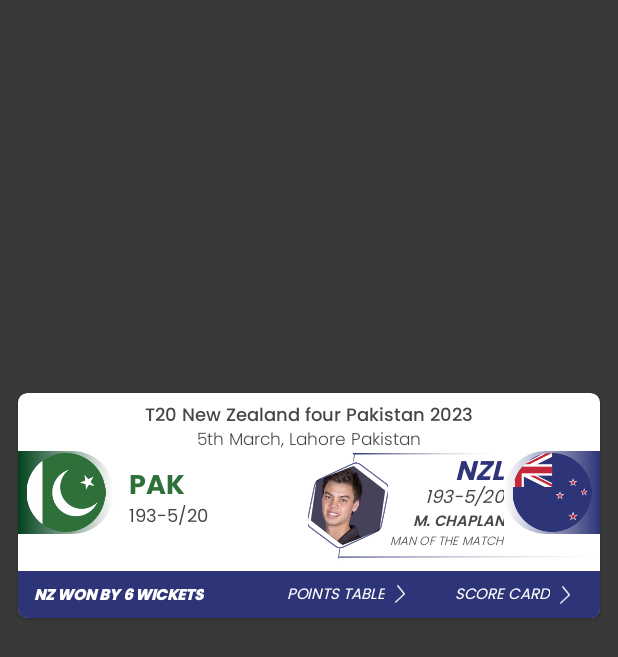
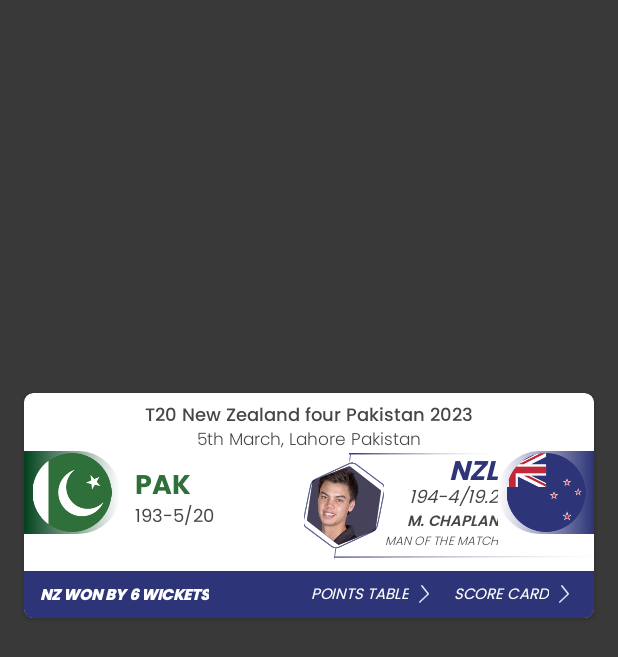
Before and after one commit to MesumAli2/CricApp, an Android app: the screen it shows after launch (MainActivity), on a phone screen of 412 x 824 dp. Shown: the top 657 px of the screen. Run offline under Robolectric (Android 15) with nearby library versions, the phone set to English and light mode, and no system bars.

Commit message:
ui updates 7

```diff
--- a/app/src/main/AndroidManifest.xml
+++ b/app/src/main/AndroidManifest.xml
@@ -7,7 +7,7 @@
         android:dataExtractionRules="@xml/data_extraction_rules"
         android:fullBackupContent="@xml/backup_rules"
         android:icon="@mipmap/ic_launcher"
-        android:label="@string/app_name"
+        android:label="Blitz Cric"
         android:supportsRtl="true"
         android:theme="@style/Theme.Blitzcric"
         tools:targetApi="31">
--- a/app/src/main/java/com/mesum/blitzcric/MainActivity.kt
+++ b/app/src/main/java/com/mesum/blitzcric/MainActivity.kt
@@ -4,6 +4,7 @@ package com.mesum.blitzcric
 import android.content.Intent
 import android.os.Bundle
 import androidx.appcompat.app.AppCompatActivity
+import androidx.appcompat.app.AppCompatDelegate
 import androidx.cardview.widget.CardView
 
 
@@ -11,6 +12,7 @@ class MainActivity : AppCompatActivity() {
     override fun onCreate(savedInstanceState: Bundle?) {
         super.onCreate(savedInstanceState)
         setContentView(R.layout.activity_main)
+        AppCompatDelegate.setDefaultNightMode(AppCompatDelegate.MODE_NIGHT_NO);
 
         findViewById<CardView>(R.id.main_card).setOnClickListener {
 
--- a/app/src/main/java/com/mesum/blitzcric/TeamActivity.kt
+++ b/app/src/main/java/com/mesum/blitzcric/TeamActivity.kt
@@ -9,6 +9,7 @@ import android.view.ViewGroup
 import android.widget.LinearLayout
 import android.widget.TextView
 import androidx.appcompat.app.AppCompatActivity
+import androidx.appcompat.app.AppCompatDelegate
 import androidx.core.content.res.ResourcesCompat
 import androidx.viewpager.widget.ViewPager
 import com.google.android.material.tabs.TabLayout
@@ -23,6 +24,7 @@ class TeamActivity : AppCompatActivity() {
 
     override fun onCreate(savedInstanceState: Bundle?) {
         super.onCreate(savedInstanceState)
+        AppCompatDelegate.setDefaultNightMode(AppCompatDelegate.MODE_NIGHT_NO);
 
         binding = ActivityTeamBinding.inflate(layoutInflater)
         setContentView(binding.root)
--- /dev/null
+++ b/app/src/main/res/drawable/selcted_ll.xml
@@ -0,0 +1,7 @@
+<?xml version="1.0" encoding="utf-8"?>
+<!-- cardview_background.xml -->
+<shape xmlns:android="http://schemas.android.com/apk/res/android">
+
+    <solid android:color="#2e3578" /> <!-- Replace with your desired color -->
+    <corners android:radius="6dp" />
+</shape>
--- a/app/src/main/res/layout/activity_main.xml
+++ b/app/src/main/res/layout/activity_main.xml
@@ -13,9 +13,12 @@
         android:id="@+id/main_card"
         android:layout_width="match_parent"
         android:layout_height="150dp"
+
+
+        android:background="@drawable/selcted_ll"
         android:layout_marginBottom="150dp"
         app:cardCornerRadius="6dp"
-        android:layout_marginHorizontal="12dp"
+        android:layout_marginHorizontal="16dp"
         app:layout_constraintBottom_toBottomOf="parent"
         app:layout_constraintEnd_toEndOf="parent"
         app:layout_constraintStart_toStartOf="parent"
@@ -191,7 +194,7 @@ android:layout_marginTop="-3dp"
                     android:layout_width="wrap_content"
                     android:layout_height="17dp"
                     android:fontFamily="@font/poppins_italic"
-                    android:text="193-5/20"
+                    android:text="194-4/19.2"
                     android:gravity="center_horizontal"
                     android:layout_gravity="end"
                     android:textColor="#464646"
@@ -215,13 +218,16 @@ android:layout_marginTop="-3dp"
 
 
                 <TextView
-                    android:layout_width="77dp"
+                    android:layout_width="wrap_content"
                     android:layout_height="11dp"
                     android:textStyle="italic"
                     android:textSize="8sp"
                     android:fontFamily="@font/poppins_light_italic"
                     android:textColor="#464646"
                     android:gravity="center_horizontal"
+                    android:ellipsize="end"
+                    android:singleLine="true"
+
                     android:text="MAN OF THE MATCH"/>
             </LinearLayout>
 
@@ -250,7 +256,9 @@ android:layout_marginTop="-3dp"
 
                 <TextView
                     android:id="@+id/textView2"
-                    android:layout_width="114dp"
+                    android:layout_width="wrap_content"
+                    android:maxWidth="130dp"
+                    android:ellipsize="end"
                     android:layout_height="15dp"
                     android:layout_marginVertical="8dp"
                     android:layout_marginStart="10dp"
@@ -267,10 +275,11 @@ android:layout_marginTop="-3dp"
 
                 <LinearLayout
                     android:id="@+id/arrow_ll"
+                    android:layout_marginEnd="10dp"
                     android:layout_width="wrap_content"
                     android:layout_height="match_parent"
+                    app:layout_constraintEnd_toStartOf="@+id/score_ll"
                     app:layout_constraintBottom_toBottomOf="parent"
-                    app:layout_constraintStart_toEndOf="@+id/textView2"
                     app:layout_constraintTop_toTopOf="parent"
                     android:orientation="horizontal">
 
@@ -298,22 +307,27 @@ android:layout_marginTop="-3dp"
 
                 </LinearLayout>
 
+                <LinearLayout
+                    android:id="@+id/score_ll"
+                    android:layout_width="wrap_content"
+                    android:layout_height="wrap_content"
+                    android:orientation="horizontal"
+                    android:layout_marginEnd="10dp"
+                    app:layout_constraintBottom_toBottomOf="parent"
+                    app:layout_constraintEnd_toEndOf="parent"
+                    app:layout_constraintTop_toTopOf="parent">
 
                     <TextView
                         android:id="@+id/score_table"
                         android:layout_width="wrap_content"
                         android:layout_height="15dp"
                         android:layout_marginVertical="8dp"
-                    android:layout_marginStart="38dp"
                         android:fontFamily="@font/poppins_italic"
                         android:text="SCORE CARD"
                         android:textColor="#ffffff"
                         android:textSize="10sp"
                         android:textStyle="italic"
-                    app:layout_constraintBottom_toBottomOf="parent"
-                    app:layout_constraintEnd_toStartOf="@id/arrow2"
-                    app:layout_constraintStart_toEndOf="@+id/arrow_ll"
-                    app:layout_constraintTop_toTopOf="parent"
+
                         tools:text="SCORE CARD
 " />
 
@@ -321,13 +335,12 @@ android:layout_marginTop="-3dp"
                         android:id="@+id/arrow2"
                         android:layout_width="20dp"
                         android:layout_height="12dp"
-                    android:layout_marginEnd="25dp"
 
-                    android:src="@drawable/path"
-                    app:layout_constraintBottom_toBottomOf="parent"
-                    app:layout_constraintEnd_toEndOf="parent"
-                    app:layout_constraintStart_toEndOf="@id/score_table"
-                    app:layout_constraintTop_toTopOf="parent" />
+                        android:layout_gravity="center_vertical"
+                        android:src="@drawable/path" />
+
+                </LinearLayout>
+
 
             </androidx.constraintlayout.widget.ConstraintLayout>
 
--- a/app/src/main/res/mipmap-anydpi-v26/ic_launcher_round.xml
+++ b/app/src/main/res/mipmap-anydpi-v26/ic_launcher_round.xml
@@ -1,5 +1,6 @@
 <?xml version="1.0" encoding="utf-8"?>
 <adaptive-icon xmlns:android="http://schemas.android.com/apk/res/android">
-    <background android:drawable="@drawable/ic_launcher_background" />
-    <foreground android:drawable="@drawable/ic_launcher_foreground" />
+    <background android:drawable="@color/black" />
+    <foreground android:drawable="@drawable/baseline_sports_cricket_24" />
+    <monochrome android:drawable="@drawable/baseline_sports_cricket_24" />
 </adaptive-icon>
--- a/app/src/main/res/mipmap-anydpi-v33/ic_launcher.xml
+++ b/app/src/main/res/mipmap-anydpi-v33/ic_launcher.xml
@@ -1,6 +1,6 @@
 <?xml version="1.0" encoding="utf-8"?>
 <adaptive-icon xmlns:android="http://schemas.android.com/apk/res/android">
-    <background android:drawable="@drawable/ic_launcher_background" />
-    <foreground android:drawable="@drawable/ic_launcher_foreground" />
-    <monochrome android:drawable="@drawable/ic_launcher_foreground" />
+    <background android:drawable="@color/black" />
+    <foreground android:drawable="@drawable/baseline_sports_cricket_24" />
+    <monochrome android:drawable="@drawable/baseline_sports_cricket_24" />
 </adaptive-icon>
--- /dev/null
+++ b/app/src/main/res/values-night-v29/themes.xml
@@ -0,0 +1,37 @@
+<?xml version="1.0" encoding="utf-8"?>
+<resources>
+
+    <style name="Theme.Blitzcric" parent="Theme.MaterialComponents.DayNight.NoActionBar">
+        <!-- Primary brand color. -->
+        <item name="android:forceDarkAllowed">false</item>
+
+        <item name="colorPrimary">@color/purple_200</item>
+        <item name="colorPrimaryVariant">#393939</item>
+        <item name="colorOnPrimary">@color/black</item>
+        <!-- Secondary brand color. -->
+        <item name="colorSecondary">@color/teal_200</item>
+        <item name="colorSecondaryVariant">@color/teal_200</item>
+        <item name="colorOnSecondary">@color/black</item>
+        <!-- Status bar color. -->
+        <item name="statusBarBackground">#393939</item>
+        <item name="android:statusBarColor">#393939</item>
+        <!-- Customize your theme here. -->
+    </style>
+
+    <style name="BlitzThem" parent="Theme.MaterialComponents.DayNight.NoActionBar">
+        <!-- Primary brand color. -->
+        <item name="android:forceDarkAllowed">false</item>
+
+        <item name="colorPrimary">@color/purple_500</item>
+        <item name="colorPrimaryVariant">@color/purple_700</item>
+        <item name="colorOnPrimary">@color/white</item>
+        <!-- Secondary brand color. -->
+        <item name="colorSecondary">@color/teal_200</item>
+        <item name="colorSecondaryVariant">@color/teal_700</item>
+        <item name="colorOnSecondary">@color/black</item>
+        <!-- Status bar color. -->
+
+        <item name="android:statusBarColor">@drawable/maintabback</item>
+        <!-- Customize your theme here. -->
+    </style>
+</resources>
--- /dev/null
+++ b/app/src/main/res/values-v29/themes.xml
@@ -0,0 +1,36 @@
+<?xml version="1.0" encoding="utf-8"?>
+<resources>
+
+    <style name="Theme.Blitzcric" parent="Theme.MaterialComponents.DayNight.NoActionBar">
+        <!-- Primary brand color. -->
+        <item name="android:forceDarkAllowed">false</item>
+
+        <item name="colorPrimary">@color/purple_500</item>
+        <item name="colorPrimaryVariant">@color/purple_700</item>
+        <item name="colorOnPrimary">@color/white</item>
+        <!-- Secondary brand color. -->
+        <item name="colorSecondary">@color/teal_200</item>
+        <item name="colorSecondaryVariant">@color/teal_700</item>
+        <item name="colorOnSecondary">@color/black</item>
+        <!-- Status bar color. -->
+        <item name="android:statusBarColor">#393939</item>
+        <!-- Customize your theme here. -->
+    </style>
+
+    <style name="BlitzThem" parent="Theme.MaterialComponents.DayNight.NoActionBar">
+        <!-- Primary brand color. -->
+        <item name="android:forceDarkAllowed">false</item>
+
+        <item name="colorPrimary">@color/purple_500</item>
+        <item name="colorPrimaryVariant">@color/purple_700</item>
+        <item name="colorOnPrimary">@color/white</item>
+        <!-- Secondary brand color. -->
+        <item name="colorSecondary">@color/teal_200</item>
+        <item name="colorSecondaryVariant">@color/teal_700</item>
+        <item name="colorOnSecondary">@color/black</item>
+        <!-- Status bar color. -->
+
+        <item name="android:statusBarColor">@drawable/maintabback</item>
+        <!-- Customize your theme here. -->
+    </style>
+</resources>
--- a/app/src/main/res/values/themes.xml
+++ b/app/src/main/res/values/themes.xml
@@ -2,6 +2,8 @@
     <!-- Base application theme. -->
     <style name="Theme.Blitzcric" parent="Theme.MaterialComponents.DayNight.NoActionBar">
         <!-- Primary brand color. -->
+        <item name="android:forceDarkAllowed">false</item>
+
         <item name="colorPrimary">@color/purple_500</item>
         <item name="colorPrimaryVariant">@color/purple_700</item>
         <item name="colorOnPrimary">@color/white</item>
@@ -48,6 +50,8 @@
 
     <style name="BlitzThem" parent="Theme.MaterialComponents.DayNight.NoActionBar">
         <!-- Primary brand color. -->
+        <item name="android:forceDarkAllowed">false</item>
+
         <item name="colorPrimary">@color/purple_500</item>
         <item name="colorPrimaryVariant">@color/purple_700</item>
         <item name="colorOnPrimary">@color/white</item>
```
Also changed, not shown: app/src/main/res/drawable/baseline_sports_cricket_24.xml (added, +7 -0 lines), app/src/main/res/values-night/themes.xml (+56 -5 lines). Lines whose indentation alone changed are shown as unchanged.
